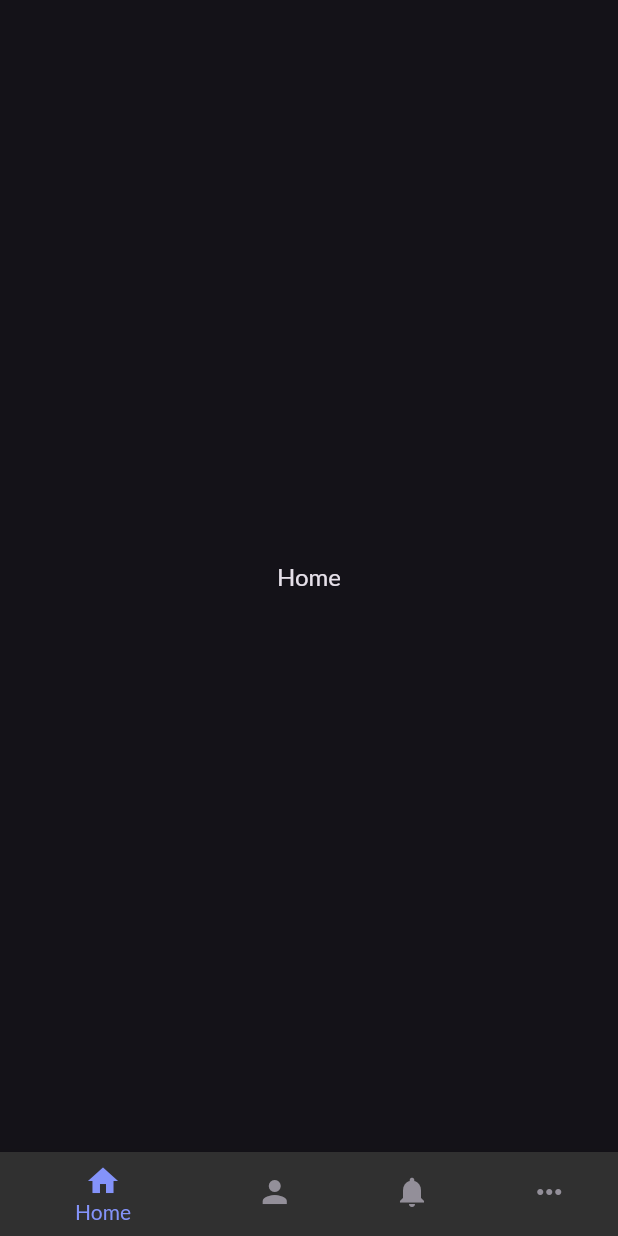
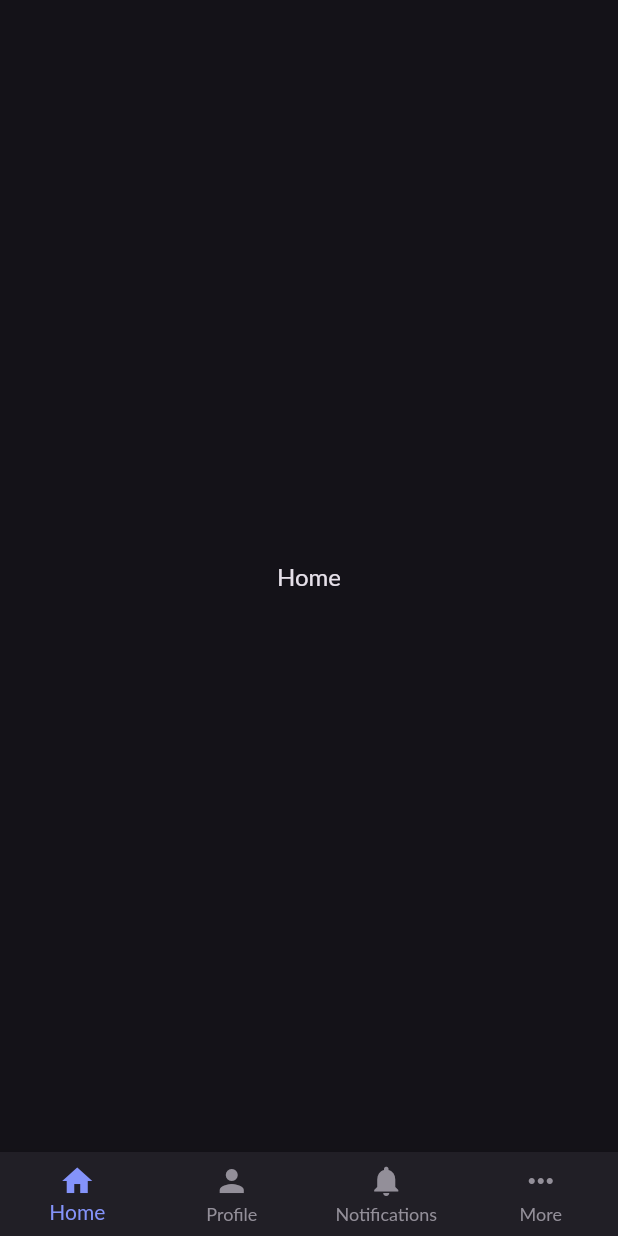
Before and after one commit to amaliamuresan/trivia_flutter, a Flutter app: the MainScreen screen opened by its route, on a phone screen of 412 x 824 dp. Run offline on Flutter 3.47's test engine with Material 2 defaults, Android fonts, the phone set to English and light mode, and no system bars; our stand-ins replace go_router.

Commit message:
changed bottom nav bar background color

```diff
--- a/lib/src/style/theme.dart
+++ b/lib/src/style/theme.dart
@@ -59,6 +59,6 @@ class AppTheme {
       cursorColor: AppColors.primary,
       selectionHandleColor: AppColors.accentColor,
     ),
-    bottomAppBarTheme: const BottomAppBarTheme(color: AppColors.surface, elevation: 0),
+    bottomAppBarTheme: const BottomAppBarTheme(color: AppColors.surface, elevation: 0, ),
   );
 }
--- a/lib/src/widgets/app_bars/custom_bottom_nav_bar.dart
+++ b/lib/src/widgets/app_bars/custom_bottom_nav_bar.dart
@@ -16,12 +16,14 @@ class CustomBottomNavBar extends StatelessWidget {
   @override
   Widget build(BuildContext context) {
     return BottomNavigationBar(
+      backgroundColor:  AppColors.surface,
       currentIndex: currentIndex,
       onTap: onItemTap,
       items: items,
       selectedItemColor: AppColors.primary,
       unselectedItemColor: AppColors.greyLight,
       enableFeedback: true,
+      type: BottomNavigationBarType.fixed,
     );
   }
 }
```
